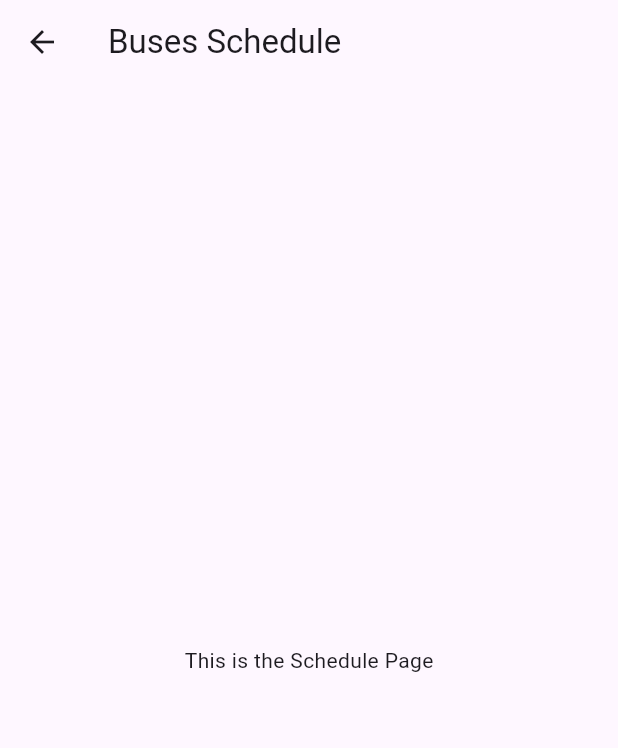
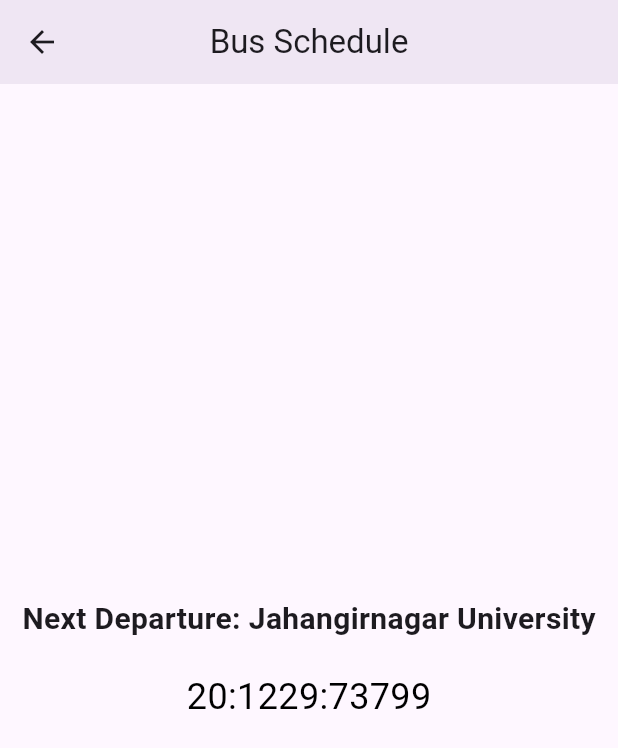
Before and after one commit to asifjahan1/JU-Bus-Route-Tracer, a Flutter app: the SchedulePage screen opened by its route, on a phone screen of 412 x 824 dp. Shown: the top 748 px of the screen. Run offline on Flutter 3.47's test engine with Material 3 defaults, Android fonts, the phone set to English and light mode, and no system bars; our stand-ins replace cloud_firestore, geolocator, google_fonts, google_maps_flutter, location, lottie and 1 more; missing offline and left inert: flutter_polyline_points; accounts and stored records are empty.

Commit message:
Added Bus Schedules

```diff
--- a/google_map_demo/lib/pages/map_page.dart
+++ b/google_map_demo/lib/pages/map_page.dart
@@ -3,6 +3,7 @@
 import 'package:flutter/material.dart';
 import 'package:flutter_polyline_points/flutter_polyline_points.dart';
 import 'package:geolocator/geolocator.dart';
+import 'package:google_map_demo/pages/schedule_page.dart';
 import 'package:google_maps_flutter/google_maps_flutter.dart';
 import 'package:http/http.dart' as http;
 import 'dart:convert';
@@ -18,16 +19,22 @@
 
 class _MapPageState extends State<MapPage> {
   int _selectedIndex = 0;
+  bool _isLoggedIn = false; // Add this line to track login status
 
   static const List<Widget> _widgetOptions = <Widget>[
     Text('Map'), // Example widget for the first tab
     Text('Schedule'), // Example widget for the second tab
-    Text('Profile'), // Example widget for the third tab
+    // Text('Profile'), // Example widget for the third tab
   ];
 
   void _onItemTapped(int index) {
     setState(() {
       _selectedIndex = index;
+      if (_selectedIndex == 1) {
+        // Navigate to the SchedulePage when the Schedule icon is tapped
+        Navigator.push(
+            context, MaterialPageRoute(builder: (context) => SchedulePage()));
+      }
     });
   }
 
@@ -445,7 +452,6 @@
 
   @override
   Widget build(BuildContext context) {
-    // ignore: deprecated_member_use
     return WillPopScope(
       onWillPop: _onWillPop,
       child: Scaffold(
@@ -497,42 +503,19 @@
                   topRight: Radius.circular(15.0),
                 ),
                 child: BottomNavigationBar(
-                  items: <BottomNavigationBarItem>[
+                  items: const <BottomNavigationBarItem>[
                     BottomNavigationBarItem(
-                      icon: GestureDetector(
-                        onTap: () {
-                          Navigator.pushNamed(
-                              context, '/map'); // Navigate to the map page
-                        },
-                        child: Icon(Icons.map),
-                      ),
+                      icon: Icon(Icons.map),
                       label: 'Map',
                     ),
                     BottomNavigationBarItem(
-                      icon: GestureDetector(
-                        onTap: () {
-                          Navigator.pushNamed(context,
-                              '/schedule'); // Navigate to the Schedule page
-                        },
-                        child: Icon(Icons.schedule),
-                      ),
+                      icon: Icon(Icons.schedule),
                       label: 'Schedule',
                     ),
-                    // BottomNavigationBarItem(
-                    //   icon: GestureDetector(
-                    //     onTap: () {
-                    //       Navigator.pushNamed(context,
-                    //           '/profile'); // Navigate to the Profile page
-                    //     },
-                    //     child: Icon(Icons.person),
-                    //   ),
-                    //   label: 'Profile',
-                    // ),
                   ],
                   currentIndex: _selectedIndex,
                   selectedItemColor: Colors.blue,
                   onTap: _onItemTapped,
-                  elevation: 0, // Remove the shadow
                 ),
               ),
             ),
--- a/google_map_demo/lib/pages/schedule_page.dart
+++ b/google_map_demo/lib/pages/schedule_page.dart
@@ -1,15 +1,97 @@
 import 'package:flutter/material.dart';
+import 'dart:async';
 
-class SchedulePage extends StatelessWidget {
+class SchedulePage extends StatefulWidget {
+  const SchedulePage({Key? key}) : super(key: key);
+
+  @override
+  _SchedulePageState createState() => _SchedulePageState();
+}
+
+class _SchedulePageState extends State<SchedulePage> {
+  late Timer _timer;
+  late DateTime _departureTime;
+  String _timeUntilDeparture = '';
+
+  @override
+  void initState() {
+    super.initState();
+    _departureTime = _getNextDepartureTime();
+    _startTimer();
+  }
+
+  @override
+  void dispose() {
+    _timer.cancel();
+    super.dispose();
+  }
+
+  void _startTimer() {
+    _timer = Timer.periodic(const Duration(seconds: 1), (timer) {
+      setState(() {
+        _timeUntilDeparture =
+            _formatDuration(_departureTime.difference(DateTime.now()));
+      });
+    });
+  }
+
+  DateTime _getNextDepartureTime() {
+    // Implement your logic to determine the next departure time based on the current day and scheduled departure time
+    // For demonstration purposes, let's set a fixed departure time at 7:00 AM
+    DateTime now = DateTime.now();
+    DateTime departureTime = DateTime(now.year, now.month, now.day, 7, 0, 0);
+    if (now.isAfter(departureTime)) {
+      departureTime = departureTime.add(const Duration(days: 1)); // Next day
+    }
+    return departureTime;
+  }
+
+  String _formatDuration(Duration duration) {
+    if (duration.inDays >= 1) {
+      return '${duration.inDays} days ${duration.inHours.remainder(24)}:${duration.inMinutes.remainder(60)}:${duration.inSeconds.remainder(60)}';
+    } else {
+      String twoDigits(int n) => n.toString().padLeft(2, '0');
+      return '${twoDigits(duration.inHours)}:${twoDigits(duration.inMinutes)}:${twoDigits(duration.inSeconds)}';
+    }
+  }
+
   @override
   Widget build(BuildContext context) {
     return SafeArea(
       child: Scaffold(
         appBar: AppBar(
-          title: Text('Buses Schedule'),
+          elevation: 5,
+          title: const Text('Bus Schedule'),
+          centerTitle: true,
+          leading: IconButton(
+            icon: Icon(Icons.arrow_back),
+            onPressed: () {
+              // Navigate back to the MapPage
+              Navigator.pop(context);
+            },
+          ),
         ),
         body: Center(
-          child: Text('This is the Schedule Page'),
+          child: Column(
+            mainAxisAlignment: MainAxisAlignment.center,
+            children: <Widget>[
+              Text(
+                'Next Departure: Jahangirnagar University',
+                style: TextStyle(fontSize: 20, fontWeight: FontWeight.bold),
+              ),
+              const SizedBox(height: 20),
+              Text(
+                _timeUntilDeparture,
+                style: TextStyle(
+                  fontSize: 24,
+                  color:
+                      _departureTime.difference(DateTime.now()).inMinutes <= 15
+                          ? Colors.red
+                          : Colors.black,
+                ),
+              ),
+            ],
+          ),
         ),
       ),
     );
```
Also changed, not shown: google_map_demo/lib/pages/login_page.dart (+26 -24 lines).
